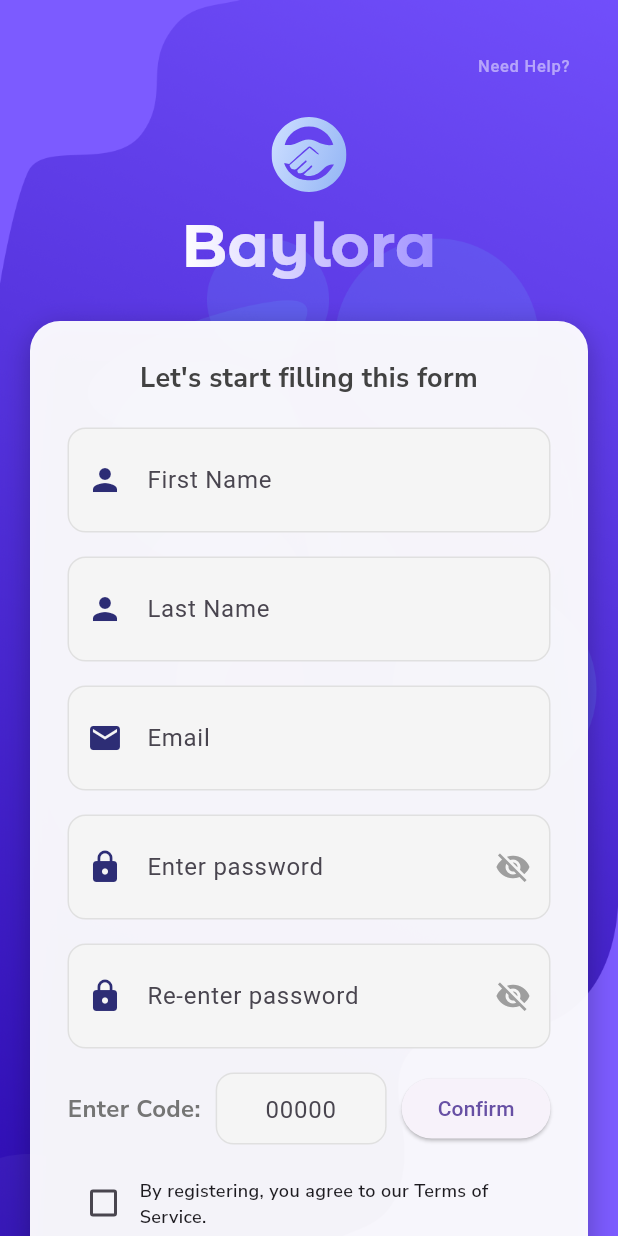
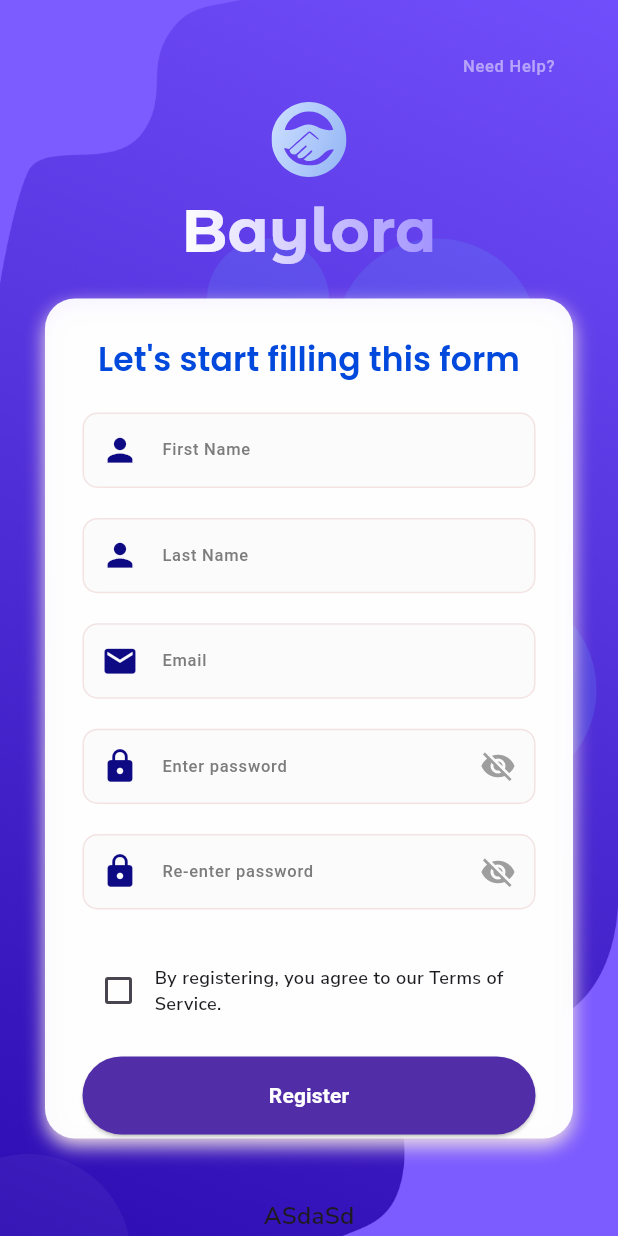
Before and after one commit to Domincee/Baylora, a Flutter app: the LoginScreen screen opened by its route, on a phone screen of 412 x 824 dp. Run offline on Flutter 3.47's test engine with Material 3 defaults, Android fonts, the phone set to English and light mode, and no system bars; our stand-ins replace flutter_dotenv, flutter_svg, supabase_flutter; accounts and stored records are empty; project files that could hold a hidden picture were left out.

Commit message:
add icon error /success /validate password /validate field/

```diff
--- a/lib/core/theme/app_colors.dart
+++ b/lib/core/theme/app_colors.dart
@@ -5,8 +5,10 @@ class AppColors {
       static const Color bgColor = Color(0xffFBFBFB);
 
       static const Color primaryColor = Color(0xFFFFFFFF);
+      static const Color royalBlue = Color(0xff0049DC);
+      static const Color deepBlue = Color(0xff0E0A83);
 
-      static const Color secondaryColor = Color(0xFFF4F4F4);
+       static const Color secondaryColor = Color(0xFFF4F4F4);
 
       static const Color selectedColor = Color(0xFF09B7FD);
 
@@ -16,6 +18,8 @@ class AppColors {
 
       static const Color shadowColor = Color(0xFFF3E3E3);
 
+      static const Color errorColor = Colors.red;
+      static const Color sucessColor = Colors.green;
 
       static const Color textLblG = Colors.grey;
 }
--- /dev/null
+++ b/lib/core/widgets/app_text_input.dart
@@ -0,0 +1,128 @@
+import 'package:baylora_prjct/core/constant/app_values_widget.dart';
+import 'package:flutter/material.dart';
+import 'package:baylora_prjct/core/theme/app_colors.dart';
+
+class AppTextInput extends StatefulWidget {
+  final String label;
+  final IconData icon;
+  final TextEditingController controller;
+  final bool isPassword;
+  final TextInputType keyboardType;
+  final String? Function(String?)? validator;
+  // Added suffixIcon to constructor since it was referenced in your code
+  final Widget? suffixIcon;
+
+  const AppTextInput({
+    super.key,
+    required this.label,
+    required this.icon,
+    required this.controller,
+    this.isPassword = false,
+    this.keyboardType = TextInputType.text,
+    this.validator,
+    this.suffixIcon,
+  });
+
+  @override
+  State<AppTextInput> createState() => _AppTextInputState();
+}
+
+class _AppTextInputState extends State<AppTextInput> {
+  bool _obscureText = true;
+
+  @override
+  Widget build(BuildContext context) {
+    return FormField<String>(
+      validator: widget.validator,
+      initialValue: widget.controller.text,
+      autovalidateMode: AutovalidateMode.onUserInteraction,
+      builder: (FormFieldState<String> state) {
+
+        final bool hasError = state.hasError;
+        final String? errorText = state.errorText;
+
+        final bool hasText = widget.controller.text.isNotEmpty;
+
+        return Column(
+          crossAxisAlignment: CrossAxisAlignment.start,
+          children: [
+            Container(
+              margin: const EdgeInsets.only(bottom: 20),
+              decoration: BoxDecoration(
+                color: AppColors.bgColor,
+                borderRadius: BorderRadius.circular(AppValuesWidget.borderRadius),
+                border: Border.all(
+                  color: hasError ? AppColors.errorColor : AppColors.shadowColor,
+                ),
+              ),
+              child: TextField(
+                controller: widget.controller,
+                obscureText: widget.isPassword ? _obscureText : false,
+                keyboardType: widget.keyboardType,
+                style: Theme.of(context).textTheme.labelSmall,
+                onChanged: (val) {
+                  state.didChange(val);
+
+                  setState(() {});
+                },
+                decoration: InputDecoration(
+                  labelText: hasError ? errorText : widget.label,
+                  labelStyle: hasError
+                      ? Theme.of(context).textTheme.labelSmall!.copyWith(
+                            color: AppColors.errorColor,
+                          )
+                      : Theme.of(context).textTheme.labelSmall!.copyWith(
+                            color: AppColors.subTextColor,
+                          ),
+                  prefixIcon: Icon(
+                    widget.icon,
+                    color: AppColors.deepBlue,
+                    size: AppValuesWidget.iconDefaultSize,
+                  ),
+                  border: InputBorder.none,
+                  contentPadding: const EdgeInsets.symmetric(horizontal: 10, vertical: 10),
+
+
+                  suffixIcon: _buildSuffixIcon(hasError, hasText),
+                ),
+              ),
+            ),
+          ],
+        );
+      },
+    );
+  }
+
+  Widget? _buildSuffixIcon(bool hasError, bool hasText) {
+
+    if (widget.isPassword) {
+      return IconButton(
+        icon: Icon(
+          _obscureText ? Icons.visibility_off : Icons.visibility,
+          color: AppColors.textLblG,
+        ),
+        onPressed: () => setState(() => _obscureText = !_obscureText),
+      );
+    }
+
+
+    if (hasError) {
+      return const Icon(
+        Icons.error_outline,
+        color: AppColors.errorColor,
+      );
+    }
+
+
+
+    if (hasText) {
+      return const Icon(
+        Icons.check_circle,
+        color: AppColors.sucessColor,
+      );
+    }
+
+
+    return widget.suffixIcon;
+  }
+}
--- a/lib/core/widgets/logo_name.dart
+++ b/lib/core/widgets/logo_name.dart
@@ -1,4 +1,3 @@
-import 'package:baylora_prjct/core/assets/images.dart';
 import 'package:baylora_prjct/core/constant/app_strings.dart';
 import 'package:baylora_prjct/core/widgets/gradiant_text.dart';
 import 'package:flutter/material.dart';
--- a/lib/feature/auth/constant/data_strings.dart
+++ b/lib/feature/auth/constant/data_strings.dart
@@ -1,5 +1,7 @@
 class DataStrings {
 
   static const String helpText = "Need Help?";
+  static const String fillFormText = "Let's start filling this form";
+
 
 }
--- a/lib/feature/auth/pages/login_screen.dart
+++ b/lib/feature/auth/pages/login_screen.dart
@@ -2,9 +2,10 @@ import 'package:baylora_prjct/core/assets/images.dart';
 import 'package:baylora_prjct/core/constant/app_values_widget.dart';
 import 'package:baylora_prjct/core/theme/app_colors.dart';
 import 'package:baylora_prjct/core/widgets/logo_name.dart';
-import 'package:baylora_prjct/feature/auth/widget/auth_input_field.dart';
+import 'package:baylora_prjct/feature/auth/constant/data_strings.dart';
+// Make sure this points to your WIDGET, not just the model
+import 'package:baylora_prjct/core/widgets/app_text_input.dart';
 import 'package:flutter/material.dart';
-import 'package:flutter_svg/svg.dart';
 
 class LoginScreen extends StatefulWidget {
   const LoginScreen({super.key});
@@ -19,121 +20,146 @@ class _LoginScreenState extends State<LoginScreen> {
   final _emailCtrl = TextEditingController();
   final _passCtrl = TextEditingController();
   final _confirmPassCtrl = TextEditingController();
-  final _codeCtrl = TextEditingController();
   final _formKey = GlobalKey<FormState>();
   bool _agreeToTerms = false;
 
   @override
   Widget build(BuildContext context) {
-
     return Scaffold(
       backgroundColor: Colors.transparent,
       body: Stack(
         children: [
+          // 1. BACKGROUND IMAGE
           Container(
             decoration: const BoxDecoration(
               image: DecorationImage(
-                      image: AssetImage(
-                        Images.onBoardingBg1,
-                      ),
+                image: AssetImage(Images.onBoardingBg1),
                 fit: BoxFit.cover,
               ),
             ),
           ),
 
-          // --- 2. MAIN FORM ---
+          // 2. MAIN FORM
           SafeArea(
             child: Center(
               child: SingleChildScrollView(
-                padding: const EdgeInsets.all(20),
+                padding: const EdgeInsets.symmetric(vertical: 20,horizontal: 30),
                 child: Column(
                   children: [
+                    // Top Help Button
                     Align(
                       alignment: Alignment.topRight,
-                       child:
-                       TextButton(onPressed: (){}, child:
-                         Text(
-                        "Need Help?",
+                      child: TextButton(
+                        onPressed: () {},
+                        child: Text(
+                          DataStrings.helpText,
                           style: Theme.of(context).textTheme.labelSmall!.copyWith(
-                          color: AppColors.primaryColor.withValues(alpha: 0.5)),
+                            color: AppColors.primaryColor.withValues(alpha: 0.5),
                           ),
                         ),
                       ),
-                    const SizedBox(height: 10),
+                    ),
 
                     // Brand Header
-                    LogoName(image: Images.logoLight),
-                    const SizedBox(height: 25),
+                    const LogoName(image: Images.logoLight),
+                    const SizedBox(height: AppValuesWidget.sizedBoxSize),
 
-                    // Card
+                    // FORM CARD
                     Container(
-                      constraints: const BoxConstraints(maxWidth: 500),
+
+                      constraints: const BoxConstraints(maxWidth: 500, maxHeight: 560),
                       padding: const EdgeInsets.all(25),
                       decoration: BoxDecoration(
-                        color: Colors.white.withValues(alpha:  0.95),
+                        color: Colors.white.withValues(alpha: 0.95),
                         borderRadius: BorderRadius.circular(20),
-                        boxShadow: [BoxShadow(color: Colors.black26, blurRadius: 15, offset: const Offset(0, 5))],
+                        boxShadow: const [
+                          BoxShadow(
+                            color: AppColors.shadowColor,
+                            blurRadius: AppValuesWidget.borderRadius,
+                            offset: Offset(0, 5),
+                          )
+                        ],
                       ),
                       child: Form(
                         key: _formKey,
                         child: Column(
                           crossAxisAlignment: CrossAxisAlignment.stretch,
                           children: [
-                            Text("Let's start filling this form",
+                            Text(
+                              DataStrings.fillFormText,
                               textAlign: TextAlign.center,
-                              style: TextStyle(fontSize: 18, fontWeight: FontWeight.bold, color: Colors.grey[800]),
+                              style: Theme.of(context).textTheme.titleSmall!.copyWith(
+                                color: AppColors.royalBlue),
                             ),
-                            const SizedBox(height: 20),
+                            const SizedBox(height: AppValuesWidget.sizedBoxSize),
 
-                            // --- MODULAR WIDGETS USED HERE ---
-                            AuthInputField(label: "First Name", icon: Icons.person, controller: _firstNameCtrl),
-                            AuthInputField(label: "Last Name", icon: Icons.person, controller: _lastNameCtrl),
-                            AuthInputField(label: "Email", icon: Icons.email, controller: _emailCtrl, keyboardType: TextInputType.emailAddress),
+                          // 1. FIRST NAME
+                              AppTextInput(
+                                label: "First Name",
+                                icon: Icons.person,
+                                controller: _firstNameCtrl,
 
-                            AuthInputField(label: "Enter password", icon: Icons.lock, controller: _passCtrl, isPassword: true),
-                            AuthInputField(
+                                validator: (val) {
+                                  if (val == null || val.isEmpty) return "First Name is required";
+                                  return null;
+                                },
+                              ),
+
+                              // 2. LAST NAME
+                              AppTextInput(
+                                label: "Last Name",
+                                icon: Icons.person,
+                                controller: _lastNameCtrl,
+                                // 👇 ADD THIS
+                                validator: (val) {
+                                  if (val == null || val.isEmpty) return "Last Name is required";
+                                  return null;
+                                },
+                              ),
+
+                              // 3. EMAIL
+                              AppTextInput(
+                                label: "Email",
+                                icon: Icons.email,
+                                controller: _emailCtrl,
+                                keyboardType: TextInputType.emailAddress,
+                                // 👇 ADD THIS
+                                validator: (val) {
+                                  if (val == null || val.isEmpty) return "Email is required";
+                                  if (!val.contains('@')) return "Invalid Email"; // Basic check
+                                  return null;
+                                },
+                              ),
+
+                              // 4. PASSWORD
+                              AppTextInput(
+                                label: "Enter password",
+                                icon: Icons.lock,
+                                controller: _passCtrl,
+                                isPassword: true,
+                                // 👇 ADD THIS
+                                validator: (val) {
+                                  if (val == null || val.isEmpty) return "Password is required";
+                                  if (val.length < 6) return "Min 6 characters";
+                                  return null;
+                                },
+                              ),
+
+                              // 5. CONFIRM PASSWORD (You already had this one, keep it!)
+                              AppTextInput(
                                 label: "Re-enter password",
                                 icon: Icons.lock,
                                 controller: _confirmPassCtrl,
                                 isPassword: true,
                                 validator: (val) {
+                                  if (val == null || val.isEmpty) return "Confirmation is required";
                                   if (val != _passCtrl.text) return "Passwords do not match";
                                   return null;
                                 },
                               ),
 
-                            // Code & Confirm Button Row
-                            Row(
-                              children: [
-                                Text("Enter Code:", style: TextStyle(color: Colors.grey[600], fontWeight: FontWeight.bold)),
-                                const SizedBox(width: 10),
-                                Expanded(
-                                  child: Container(
-                                    height: 48,
-                                    decoration: BoxDecoration(
-                                      color: Colors.grey[100],
-                                      borderRadius: BorderRadius.circular(12),
-                                      border: Border.all(color: Colors.grey[300]!),
-                                    ),
-                                    child: TextField(
-                                      controller: _codeCtrl,
-                                      textAlign: TextAlign.center,
-                                      decoration: const InputDecoration(border: InputBorder.none, hintText: "00000"),
-                                    ),
-                                  ),
-                                ),
-                                const SizedBox(width: 10),
-                                ElevatedButton(
-                                  onPressed: () {},
-                                  style: ElevatedButton.styleFrom(shape: const StadiumBorder()),
-                                  child: const Text("Confirm"),
-                                ),
-                              ],
-                            ),
+                            const SizedBox(height: 10),
 
-                            const SizedBox(height: 15),
-
-                            // Terms Checkbox
                             Row(
                               children: [
                                 Checkbox(
@@ -142,34 +168,47 @@ class _LoginScreenState extends State<LoginScreen> {
                                   onChanged: (v) => setState(() => _agreeToTerms = v!),
                                 ),
                                 const Expanded(
-                                  child: Text("By registering, you agree to our Terms of Service.", style: TextStyle(fontSize: 12)),
+                                  child: Text(
+                                    "By registering, you agree to our Terms of Service.",
+                                    style: TextStyle(fontSize: 12),
+                                  ),
                                 ),
                               ],
                             ),
 
                             const SizedBox(height: 20),
 
-                            // Register Button
                             ElevatedButton(
                               onPressed: () {
-                                if (_formKey.currentState!.validate() && _agreeToTerms) {
-
-                                } else if (!_agreeToTerms) {
-                                  ScaffoldMessenger.of(context).showSnackBar(const SnackBar(content: Text("Please accept terms.")));
+                                if (_formKey.currentState!.validate()) {
+                                  if (!_agreeToTerms) {
+                                    ScaffoldMessenger.of(context).showSnackBar(
+                                      const SnackBar(content: Text("Please accept terms.")),
+                                    );
+                                    return;
+                                  }
+                                  // Proceed
                                 }
                               },
                               style: ElevatedButton.styleFrom(
                                 backgroundColor: const Color(0xFF512DA8),
                                 foregroundColor: Colors.white,
                                 padding: const EdgeInsets.symmetric(vertical: 16),
-                                shape: RoundedRectangleBorder(borderRadius: BorderRadius.circular(30)),
+                                shape: RoundedRectangleBorder(
+                                  borderRadius: BorderRadius.circular(30),
                                 ),
-                              child: const Text("Register", style: TextStyle(fontWeight: FontWeight.bold)),
+                              ),
+                              child: const Text(
+                                "Register",
+                                style: TextStyle(fontWeight: FontWeight.bold),
+                              ),
                             ),
                           ],
                         ),
                       ),
                     ),
+                    const SizedBox(height: AppValuesWidget.sizedBoxSize + 20,),
+                    Text("ASdaSd")
                   ],
                 ),
               ),
--- a/lib/feature/auth/widget/auth_input_field.dart
+++ /dev/null
@@ -1,61 +0,0 @@
-import 'package:flutter/material.dart';
-
-class AuthInputField extends StatefulWidget {
-  final String label;
-  final IconData icon;
-  final TextEditingController controller;
-  final bool isPassword;
-  final TextInputType keyboardType;
-  final String? Function(String?)? validator;
-
-  const AuthInputField({
-    super.key,
-    required this.label,
-    required this.icon,
-    required this.controller,
-    this.isPassword = false,
-    this.keyboardType = TextInputType.text,
-    this.validator,
-  });
-
-  @override
-  State<AuthInputField> createState() => _AuthInputFieldState();
-}
-
-class _AuthInputFieldState extends State<AuthInputField> {
-  bool _obscureText = true;
-
-  @override
-  Widget build(BuildContext context) {
-    return Container(
-      margin: const EdgeInsets.only(bottom: 16),
-      decoration: BoxDecoration(
-        color: Colors.grey[100],
-        borderRadius: BorderRadius.circular(12),
-        border: Border.all(color: Colors.grey[300]!),
-      ),
-      child: TextFormField(
-        controller: widget.controller,
-        obscureText: widget.isPassword ? _obscureText : false,
-        keyboardType: widget.keyboardType,
-        validator: widget.validator ?? (val) => val!.isEmpty ? "${widget.label} is required" : null,
-        decoration: InputDecoration(
-          labelText: widget.label,
-          prefixIcon: Icon(widget.icon, color: const Color(0xFF2D2D75)), // Secondary Brand Color
-          border: InputBorder.none,
-          contentPadding: const EdgeInsets.symmetric(horizontal: 16, vertical: 14),
-          // Password Toggle Logic
-          suffixIcon: widget.isPassword
-              ? IconButton(
-                  icon: Icon(
-                    _obscureText ? Icons.visibility_off : Icons.visibility,
-                    color: Colors.grey,
-                  ),
-                  onPressed: () => setState(() => _obscureText = !_obscureText),
-                )
-              : null,
-        ),
-      ),
-    );
-  }
-}
--- /dev/null
+++ b/lib/feature/auth/widget/input_field_model.dart
@@ -0,0 +1,34 @@
+import 'package:baylora_prjct/core/widgets/app_text_input.dart';
+import 'package:flutter/material.dart';
+
+class InputField extends StatelessWidget {
+  const InputField({
+    super.key,
+    required this.txtControl,
+    required this.text,
+    this.icon = Icons.person,
+    this.isPassword = false,
+    this.keyboardType = TextInputType.text,
+    this.validator,
+  });
+
+  final TextEditingController txtControl;
+  final String text;
+  final IconData icon;
+  final bool isPassword;
+  final TextInputType keyboardType;
+  final String? Function(String?)? validator;
+
+  @override
+  Widget build(BuildContext context) {
+    return AppTextInput(
+      label: text,
+      icon: icon,
+
+      controller: txtControl,
+      isPassword: isPassword,
+      keyboardType: keyboardType,
+      validator: validator,
+    );
+  }
+}
```
Lines whose indentation alone changed are shown as unchanged.
